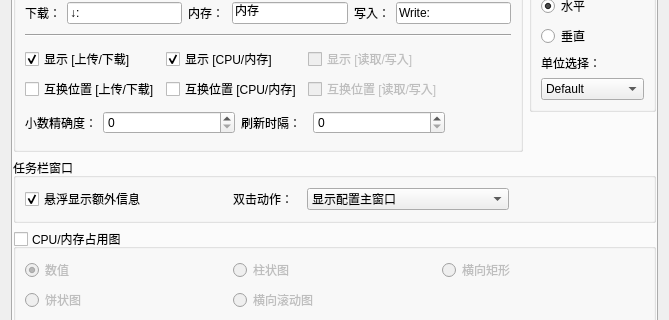
Old version of the form dde-dock-plugin/WinDdeDockSetting.ui in the repository XMuli/NetSpeed; both pictures show x 0 to 669 and y 238 to 558 of the 669 by 739 pixel window.
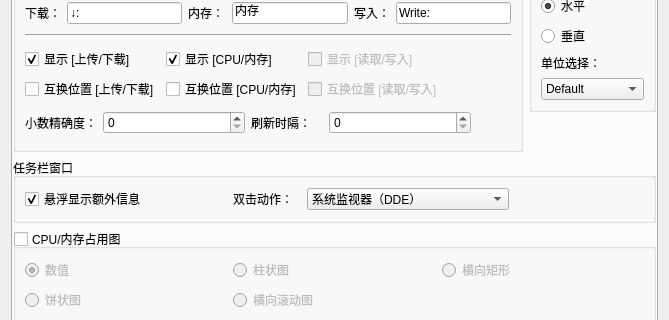
New version of the form. Icons and pictures are not drawn.

Commit message: feat: Add a left mouse click to bring up the customization window

Diff of the .ui file:
```diff
--- a/dde-dock-plugin/WinDdeDockSetting.ui
+++ b/dde-dock-plugin/WinDdeDockSetting.ui
@@ -330,7 +330,7 @@
                  </layout>
                 </item>
                 <item>
-                 <layout class="QHBoxLayout" name="horizontalLayout_17" stretch="1,2,1,2,1">
+                 <layout class="QHBoxLayout" name="horizontalLayout_17" stretch="1,2,1,2,0">
                   <item>
                    <widget class="QLabel" name="label_39">
                     <property name="text">
@@ -482,14 +482,22 @@
             </item>
             <item>
              <widget class="QComboBox" name="comboBoxDoubleClick">
+              <property name="currentIndex">
+               <number>2</number>
+              </property>
               <item>
                <property name="text">
-                <string>显示配置主窗口</string>
+                <string>无响应</string>
                </property>
               </item>
               <item>
                <property name="text">
-                <string>显示系统监视器（DDE）</string>
+                <string>配置主窗口</string>
+               </property>
+              </item>
+              <item>
+               <property name="text">
+                <string>系统监视器（DDE）</string>
                </property>
               </item>
              </widget>
```
The commit also changes 5 other files.
